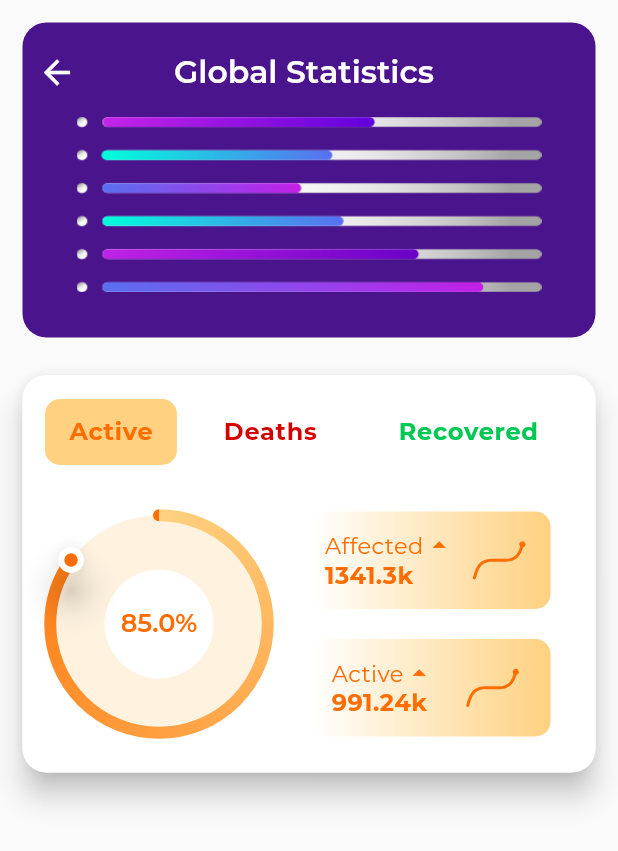
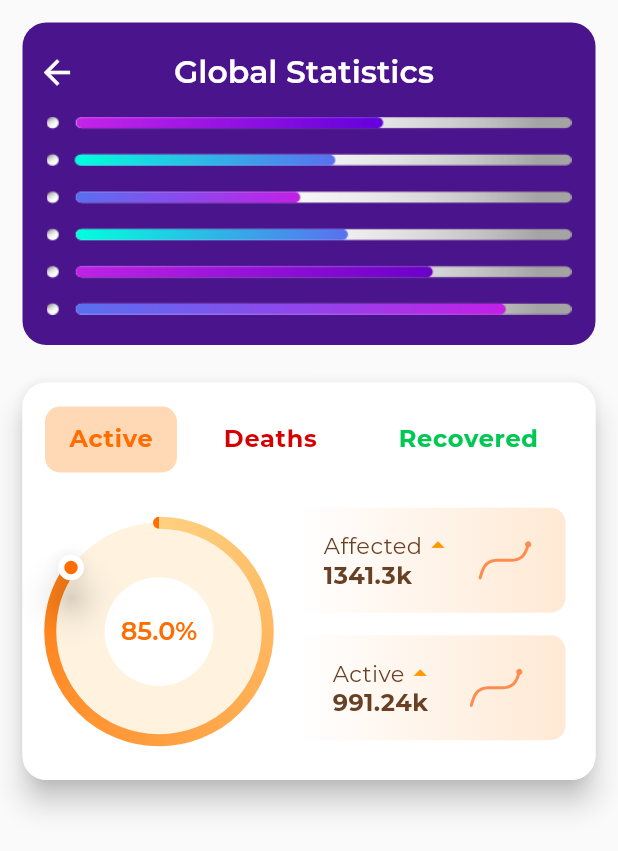
Before and after one commit to arafaysaleem/covid_tracker, a Flutter app: the screen it shows after launch, after a tap on "Statistics", on a phone screen of 412 x 824 dp. Shown: the top 851 px of the screen. Run offline on Flutter 3.47's test engine with Material 2 defaults, Android fonts, the phone set to English and light mode, and no system bars; our stand-ins replace cached_network_image, carousel_slider, smooth_page_indicator, webview_flutter.

Commit message:
updated color of small graph panel

```diff
--- a/lib/screens/stats_dashboard_screens/world_stat.dart
+++ b/lib/screens/stats_dashboard_screens/world_stat.dart
@@ -12,36 +12,56 @@ class WorldStatScreen extends StatefulWidget {
 
 class _WorldStatScreenState extends State<WorldStatScreen> {
   CaseType _caseType;
-  Color startClr, endClr, bgClr;
+  Color radialStartClr, radialEndClr, radialBgClr;
+  Color panelStartClr, panelFontClr, panelIconClr,panelLineClr;
   double progress;
   Duration caseTypeDuration = Duration(milliseconds: 400);
   Curve caseTypeCurve = Curves.ease;
 
   void updateRadialDial() {
     if (_caseType == CaseType.ACTIVE) {
-      startClr = Colors.orangeAccent[100];
-      endClr = Colors.orangeAccent[700];
-      bgClr = Colors.orange[50];
+      radialStartClr = Colors.orangeAccent[100];
+      radialEndClr = Colors.orangeAccent[700];
+      radialBgClr = Colors.orange[50];
       progress = 0.85;
     } else if (_caseType == CaseType.DEATHS) {
-      startClr = Colors.redAccent[100];
-      endClr = Colors.redAccent[700];
-      bgClr = Colors.red[50];
+      radialStartClr = Colors.redAccent[100];
+      radialEndClr = Colors.redAccent[700];
+      radialBgClr = Colors.red[50];
       progress = 0.43;
     } else if (_caseType == CaseType.RECOVERED) {
-      startClr = Colors.greenAccent[100];
-      endClr = Colors.greenAccent[700];
-      bgClr = Colors.green[50];
+      radialStartClr = Colors.greenAccent[100];
+      radialEndClr = Colors.greenAccent[700];
+      radialBgClr = Colors.green[50];
       progress = 0.57;
+    }
+  }
+
+  void updateCasesPanel(){
+    if (_caseType == CaseType.ACTIVE) {
+      panelFontClr=Color(0xff684024);
+      panelStartClr=Color(0xffffe9d4);
+      panelIconClr= Color(0xffff9900);
+      panelLineClr= Color(0xffff8c4e);
+    } else if (_caseType == CaseType.DEATHS) {
+      panelFontClr=Color(0xff682429);
+      panelStartClr=Color(0xfffbe7e8);
+      panelIconClr= Color(0xffff000f);
+      panelLineClr= Color(0xffff4e5d);
+    } else if (_caseType == CaseType.RECOVERED) {
+      panelFontClr=Color(0xff1d5422);
+      panelStartClr=Color(0xffe8f3f2);
+      panelIconClr= Color(0xff00c261);
+      panelLineClr= Color(0xff44db6c);
     }
   }
 
   @override
   void initState() {
-    // TODO: implement initState
     super.initState();
     _caseType = CaseType.ACTIVE;
     updateRadialDial();
+    updateCasesPanel();
   }
 
   @override
@@ -57,7 +77,7 @@ class _WorldStatScreenState extends State<WorldStatScreen> {
                 decoration: BoxDecoration(
                     color: Colors.purple[900],
                     borderRadius: BorderRadius.circular(16)),
-                height: MediaQuery.of(context).size.width > 360.0 ? 210 : 200,
+                height: MediaQuery.of(context).size.width > 360.0 ? 215 : 200,
                 padding: EdgeInsets.fromLTRB(10, 20, 10, 0),
                 child: Column(
                   children: <Widget>[
@@ -104,7 +124,7 @@ class _WorldStatScreenState extends State<WorldStatScreen> {
                     Container(
                       child: Image(
                         width: MediaQuery.of(context).size.width > 360.0
-                            ? 310
+                            ? 350
                             : 300,
                         fit: BoxFit.fitWidth,
                         image: AssetImage("assets/stats/global_stats.png"),
@@ -146,6 +166,7 @@ class _WorldStatScreenState extends State<WorldStatScreen> {
                                 setState(() {
                                   _caseType = CaseType.ACTIVE;
                                   updateRadialDial();
+                                  updateCasesPanel();
                                 });
                               },
                               child: AnimatedContainer(
@@ -153,7 +174,7 @@ class _WorldStatScreenState extends State<WorldStatScreen> {
                                 curve: caseTypeCurve,
                                 decoration: BoxDecoration(
                                     color: _caseType == CaseType.ACTIVE
-                                        ? Colors.orangeAccent[100]
+                                        ? Color(0xffffd9b5)
                                         : Colors.white,
                                     borderRadius: BorderRadius.circular(10)),
                                 padding: EdgeInsets.symmetric(
@@ -190,6 +211,7 @@ class _WorldStatScreenState extends State<WorldStatScreen> {
                                 setState(() {
                                   _caseType = CaseType.DEATHS;
                                   updateRadialDial();
+                                  updateCasesPanel();
                                 });
                               },
                               child: AnimatedContainer(
@@ -235,6 +257,7 @@ class _WorldStatScreenState extends State<WorldStatScreen> {
                                   setState(() {
                                     _caseType = CaseType.RECOVERED;
                                     updateRadialDial();
+                                    updateCasesPanel();
                                   });
                                 },
                                 child: AnimatedContainer(
@@ -268,26 +291,29 @@ class _WorldStatScreenState extends State<WorldStatScreen> {
                       ),
 
                       SizedBox(
-                        height: 25,
+                        height: 15,
                       ),
 
                       //Row of Radial Dial and Case Count Column
                       Padding(
-                        padding: const EdgeInsets.only(right: 20),
+                        padding: const EdgeInsets.only(right: 10),
                         child: Row(
                           crossAxisAlignment: CrossAxisAlignment.center,
                           mainAxisAlignment: MainAxisAlignment.spaceBetween,
                           children: <Widget>[
 
                             //Radial Progress Indicator
-                            RadialProgress(
-                              progressValue: progress,
-                              startClr: startClr,
-                              endClr: endClr,
-                              bgClr: bgClr,
+                            Padding(
+                              padding: const EdgeInsets.only(top: 10.0),
+                              child: RadialProgress(
+                                progressValue: progress,
+                                startClr: radialStartClr,
+                                endClr: radialEndClr,
+                                bgClr: radialBgClr,
+                              ),
                             ),
 
-                            //Global Case Count Data
+                            //Global Case Count Panels
                             Column(
                               crossAxisAlignment: CrossAxisAlignment.end,
                               children: <Widget>[
@@ -297,15 +323,15 @@ class _WorldStatScreenState extends State<WorldStatScreen> {
                                   label: "Affected",
                                   value: 1341300,
                                   icon: Icons.arrow_drop_up,
-                                  fontColor: endClr,
-                                  iconColor: endClr,
-                                  startColor: startClr,
-                                  lineColor: endClr,
+                                  fontColor: panelFontClr,
+                                  iconColor: panelIconClr,
+                                  startColor: panelStartClr,
+                                  lineColor: panelLineClr,
                                   size: Size(40, 20),
                                 ),
 
                                 SizedBox(
-                                  height: 20,
+                                  height: 15,
                                 ),
 
                                 //Active Cases Panel
@@ -313,10 +339,10 @@ class _WorldStatScreenState extends State<WorldStatScreen> {
                                   label: "Active",
                                   value: 991240,
                                   icon: Icons.arrow_drop_up,
-                                  fontColor: endClr,
-                                  iconColor: endClr,
-                                  startColor: startClr,
-                                  lineColor: endClr,
+                                  fontColor: panelFontClr,
+                                  iconColor: panelIconClr,
+                                  startColor: panelStartClr,
+                                  lineColor: panelLineClr,
                                   size: Size(40, 20),
                                 ),
                               ],
--- a/lib/widgets/small_graph_panel.dart
+++ b/lib/widgets/small_graph_panel.dart
@@ -27,9 +27,9 @@ class SmallGraphPanel extends StatelessWidget {
   Widget build(BuildContext context) {
     return Container(
       alignment: Alignment.bottomCenter,
-      width: 160,
-      height: 65,
-      padding: EdgeInsets.only(left:5,right: 10),
+      width: 180,
+      height: 70,
+      padding: EdgeInsets.only(left:5,right: 7),
       decoration: BoxDecoration(
         borderRadius: BorderRadius.circular(10),
         gradient: LinearGradient(
@@ -40,7 +40,7 @@ class SmallGraphPanel extends StatelessWidget {
       ),
       child: Center(
         child: Row(
-          mainAxisAlignment: MainAxisAlignment.spaceAround,
+          mainAxisAlignment: MainAxisAlignment.spaceEvenly,
           crossAxisAlignment: CrossAxisAlignment.center,
           children: <Widget>[
 
```
